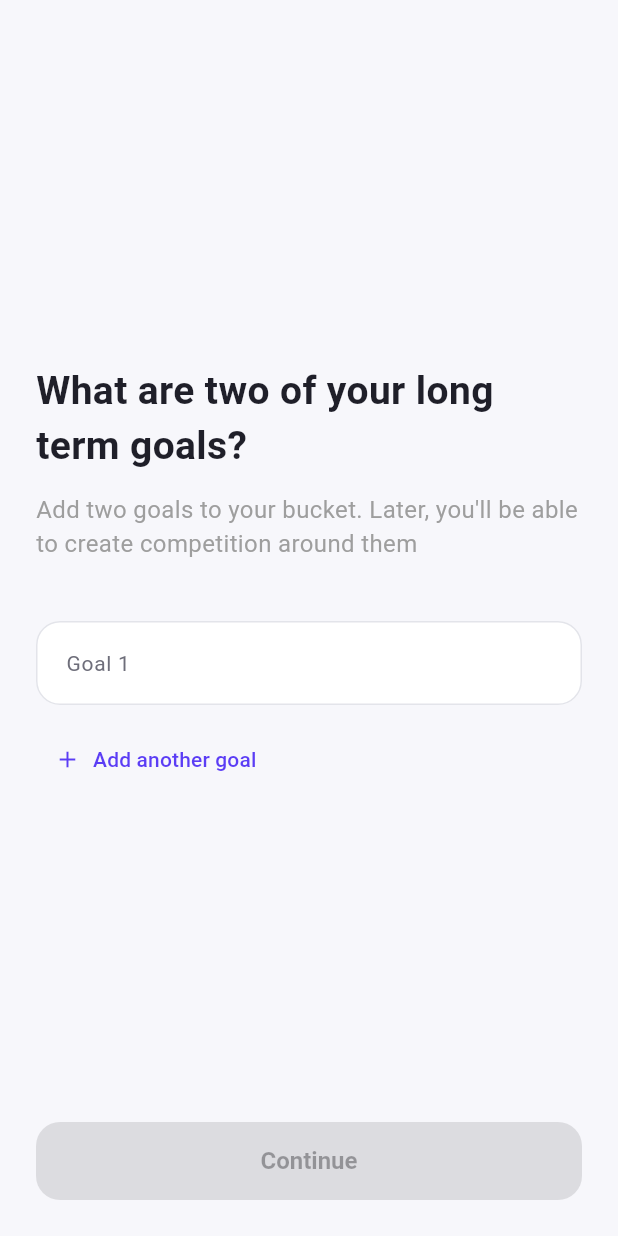
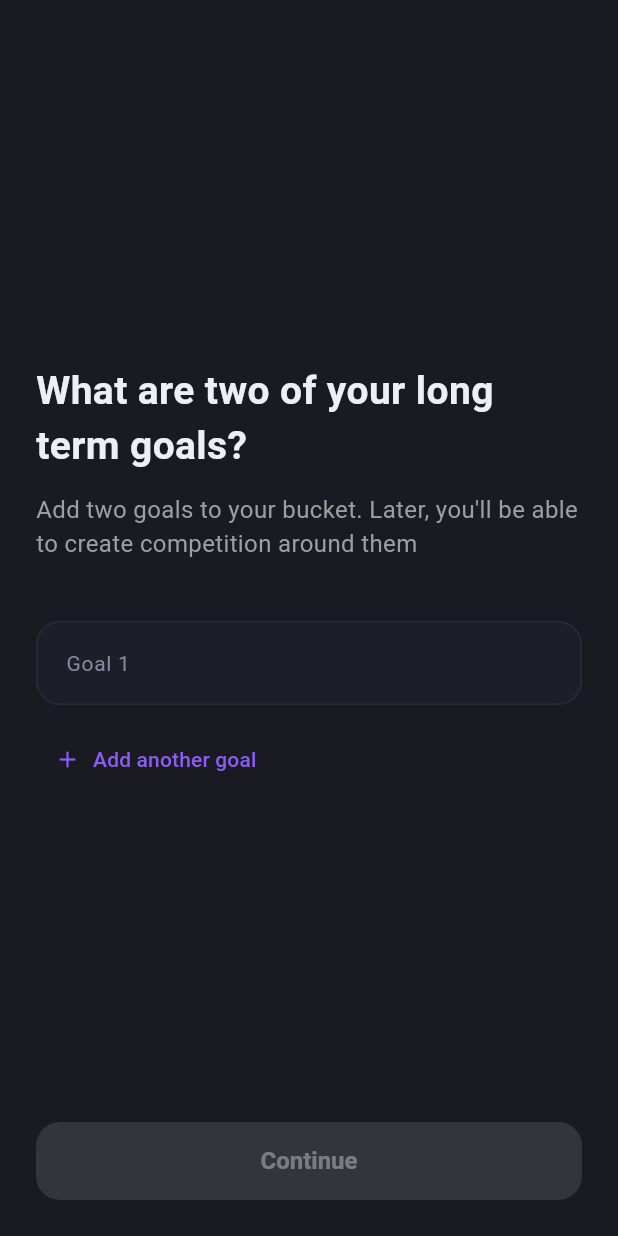
Before and after one commit to oriNesher/havruta, a Flutter app: the screen it shows once a user with an empty profile is signed in, on a phone screen of 412 x 824 dp. Run offline on Flutter 3.47's test engine with Material 3 defaults, Android fonts, the phone set to English and light mode, and no system bars; our stand-ins replace cloud_firestore, firebase_auth, firebase_core, firebase_messaging; accounts and stored records are empty.

Commit message:
update color theme

```diff
--- a/lib/app_theme.dart
+++ b/lib/app_theme.dart
@@ -1,21 +1,26 @@
 import 'package:flutter/material.dart';
 
 class AppTheme {
-  static ThemeData get lightTheme {
-    const primaryColor = Color(0xFF5B3DF5);
-    const secondaryColor = Color(0xFF8B7CFF);
-    const backgroundColor = Color(0xFFF7F7FB);
-    const surfaceColor = Colors.white;
-    const textColor = Color(0xFF1F1F29);
-    const mutedTextColor = Color(0xFF6E6E7A);
-    const borderColor = Color(0xFFE3E4EA);
+  static ThemeData get darkTheme {
+    const primaryColor = Color(0xFF8B5CF6);
+    const secondaryColor = Color(0xFFFF5C7A);
+    const successColor = Color(0xFF2DD4BF);
+    const backgroundColor = Color(0xFF1A1A22);
+    const deepBackgroundColor = Color(0xFF101014);
+    const surfaceColor = Color(0xFF1E1E28);
+    const textColor = Color(0xFFEEEEF5);
+    const mutedTextColor = Color(0xFF8888A0);
+    const borderColor = Color(0xFF2A2A3A);
 
     final colorScheme = ColorScheme.fromSeed(
       seedColor: primaryColor,
-      brightness: Brightness.light,
+      brightness: Brightness.dark,
       primary: primaryColor,
       secondary: secondaryColor,
+      tertiary: successColor,
       surface: surfaceColor,
+      onSurface: textColor,
+      onPrimary: Colors.white,
     );
 
     return ThemeData(
@@ -112,15 +117,24 @@ class AppTheme {
       ),
 
       progressIndicatorTheme: const ProgressIndicatorThemeData(
+        color: successColor,
         borderRadius: BorderRadius.all(Radius.circular(999)),
         linearMinHeight: 8,
       ),
 
+      navigationBarTheme: const NavigationBarThemeData(
+        backgroundColor: deepBackgroundColor,
+        indicatorColor: primaryColor,
+        labelTextStyle: WidgetStatePropertyAll(
+          TextStyle(color: textColor, fontSize: 12),
+        ),
+      ),
+
       snackBarTheme: SnackBarThemeData(
         behavior: SnackBarBehavior.floating,
-        backgroundColor: textColor,
+        backgroundColor: surfaceColor,
         contentTextStyle: const TextStyle(
-          color: Colors.white,
+          color: textColor,
           fontSize: 14,
         ),
         shape: RoundedRectangleBorder(
--- a/lib/home_competitions_section.dart
+++ b/lib/home_competitions_section.dart
@@ -97,8 +97,8 @@ class HomeCompetitionsSection extends StatelessWidget {
                               style: TextStyle(
                                 fontSize: 12,
                                 color: status == 'active'
-                                    ? Colors.green
-                                    : Colors.grey,
+                                    ? Theme.of(context).colorScheme.tertiary
+                                    : Theme.of(context).colorScheme.onSurface.withValues(alpha: 0.4),
                               ),
                             ),
                         ],
--- a/lib/home_screen.dart
+++ b/lib/home_screen.dart
@@ -128,7 +128,7 @@ class _HomeScreenState extends State<HomeScreen> with WidgetsBindingObserver {
                       vertical: 6,
                     ),
                     decoration: BoxDecoration(
-                      color: Colors.orange.shade100,
+                      color: Theme.of(context).colorScheme.secondary.withValues(alpha: 0.15),
                       borderRadius: BorderRadius.circular(20),
                     ),
                     child: Row(
@@ -138,10 +138,10 @@ class _HomeScreenState extends State<HomeScreen> with WidgetsBindingObserver {
                         const SizedBox(width: 4),
                         Text(
                           '$_streak day${_streak == 1 ? '' : 's'}',
-                          style: const TextStyle(
+                          style: TextStyle(
                             fontSize: 14,
                             fontWeight: FontWeight.bold,
-                            color: Colors.deepOrange,
+                            color: Theme.of(context).colorScheme.secondary,
                           ),
                         ),
                       ],
--- a/lib/main.dart
+++ b/lib/main.dart
@@ -21,7 +21,7 @@ class MyApp extends StatelessWidget {
   Widget build(BuildContext context) {
     return MaterialApp(
       debugShowCheckedModeBanner: false,
-      theme: AppTheme.lightTheme,
+      theme: AppTheme.darkTheme,
       home: AuthGate(),
     );
   }
```
Also changed, not shown: lib/home_events_section.dart (+34 -21 lines).
